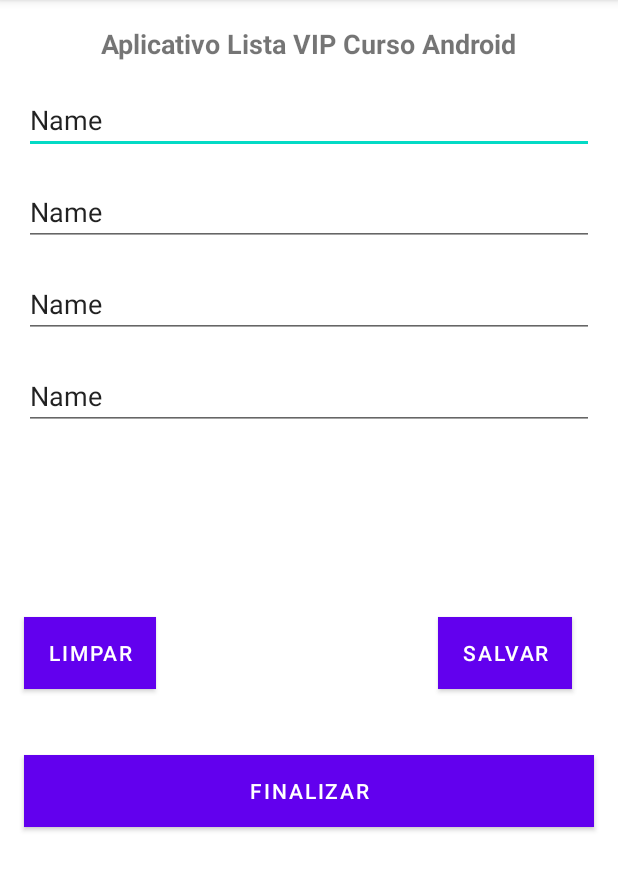
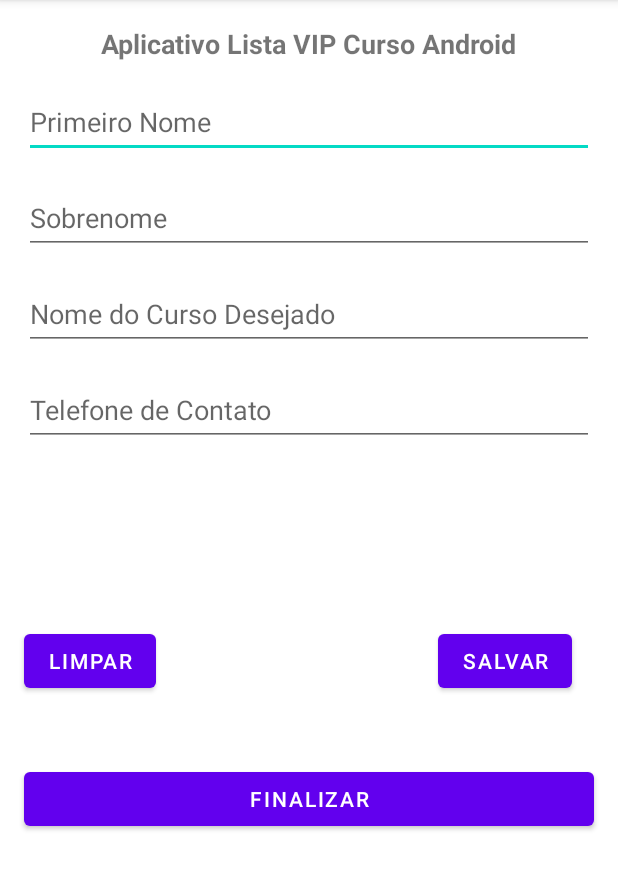
Before and after one commit to profmaddo/Curso-Desenvolvimento-Android-2023, an Android app: the screen it shows after launch (MainActivity), on a phone screen of 412 x 824 dp, the part 84-975 px from its top. Run offline under Robolectric (Android 15) with nearby library versions, the phone set to English and light mode, and no system bars.

Commit message:
Criar o Layout do Aplicativo Customização

```diff
--- a/AppListaCurso/app/src/main/res/layout/activity_main.xml
+++ b/AppListaCurso/app/src/main/res/layout/activity_main.xml
@@ -7,10 +7,10 @@
     tools:context=".MainActivity">
 
     <TextView
-        android:id="@+id/textView"
+        android:id="@+id/txtTitulo"
         android:layout_width="wrap_content"
         android:layout_height="wrap_content"
-        android:text="Aplicativo Lista VIP Curso Android"
+        android:text="@string/txt_titulo"
         android:textSize="18sp"
         android:textStyle="bold"
         app:layout_constraintBottom_toBottomOf="parent"
@@ -20,40 +20,38 @@
         app:layout_constraintVertical_bias="0.022" />
 
     <EditText
-        android:id="@+id/editTextTextPersonName2"
+        android:id="@+id/editPrimeiroNome"
         android:layout_width="match_parent"
-        android:layout_height="wrap_content"
+        android:layout_height="48dp"
         android:layout_margin="16dp"
         android:ems="10"
-        android:hint="Primeiro Nome"
+        android:hint="@string/txt_hint_edit_primeiro_nome"
         android:inputType="textPersonName"
-        android:text="Name"
         app:layout_constraintEnd_toEndOf="parent"
         app:layout_constraintStart_toStartOf="parent"
-        app:layout_constraintTop_toBottomOf="@+id/textView" />
+        app:layout_constraintTop_toBottomOf="@+id/txtTitulo"
+        android:importantForAutofill="no" />
 
     <EditText
         android:id="@+id/editTextTextPersonName"
         android:layout_width="match_parent"
-        android:layout_height="wrap_content"
+        android:layout_height="48dp"
         android:layout_margin="16dp"
         android:ems="10"
-        android:hint="Sobrenome"
+        android:hint="@string/txt_hint_edit_sobrenome"
         android:inputType="textPersonName"
-        android:text="Name"
         app:layout_constraintEnd_toEndOf="parent"
         app:layout_constraintStart_toStartOf="parent"
-        app:layout_constraintTop_toBottomOf="@+id/editTextTextPersonName2" />
+        app:layout_constraintTop_toBottomOf="@+id/editPrimeiroNome" />
 
     <EditText
-        android:id="@+id/editTextTextPersonName3"
+        android:id="@+id/editSobreNome"
         android:layout_width="match_parent"
-        android:layout_height="wrap_content"
+        android:layout_height="48dp"
         android:layout_margin="16dp"
         android:ems="10"
-        android:hint="Nome do Curso Desejado"
+        android:hint="@string/txt_hint_edit_nome_do_curso"
         android:inputType="textPersonName"
-        android:text="Name"
         app:layout_constraintEnd_toEndOf="parent"
         app:layout_constraintStart_toStartOf="parent"
         app:layout_constraintTop_toBottomOf="@+id/editTextTextPersonName" />
@@ -61,50 +59,46 @@
     <EditText
         android:id="@+id/editTextTextPersonName4"
         android:layout_width="match_parent"
-        android:layout_height="wrap_content"
+        android:layout_height="48dp"
         android:layout_margin="16dp"
         android:ems="10"
-        android:hint="Telefone de Contato"
+        android:hint="@string/txt_hint_edit_telefone_contato"
         android:inputType="textPersonName"
-        android:text="Name"
         app:layout_constraintEnd_toEndOf="parent"
         app:layout_constraintStart_toStartOf="parent"
-        app:layout_constraintTop_toBottomOf="@+id/editTextTextPersonName3" />
+        app:layout_constraintTop_toBottomOf="@+id/editSobreNome" />
 
     <Button
-        android:id="@+id/button"
+        android:id="@+id/btnLimpar"
         android:layout_width="wrap_content"
         android:layout_height="wrap_content"
         android:layout_marginStart="16dp"
         android:layout_marginBottom="44dp"
-        android:background="@color/corBotoes"
-        android:text="LIMPAR"
-        app:layout_constraintBottom_toTopOf="@+id/button3"
+        android:text="@string/txt_button_limpar"
+        app:layout_constraintBottom_toTopOf="@+id/btnFinalizar"
         app:layout_constraintStart_toStartOf="parent"
         app:layout_constraintTop_toBottomOf="@+id/editTextTextPersonName4"
         app:layout_constraintVertical_bias="1.0" />
 
     <Button
-        android:id="@+id/button2"
+        android:id="@+id/btnSalvar"
         android:layout_width="wrap_content"
         android:layout_height="wrap_content"
         android:layout_marginStart="188dp"
         android:layout_marginBottom="44dp"
-        android:background="@color/corBotoes"
-        android:text="SALVAR"
-        app:layout_constraintBottom_toTopOf="@+id/button3"
-        app:layout_constraintStart_toEndOf="@+id/button"
+        android:text="@string/txt_button_salvar"
+        app:layout_constraintBottom_toTopOf="@+id/btnFinalizar"
+        app:layout_constraintStart_toEndOf="@+id/btnLimpar"
         app:layout_constraintTop_toBottomOf="@+id/editTextTextPersonName4"
         app:layout_constraintVertical_bias="1.0" />
 
     <Button
-        android:id="@+id/button3"
+        android:id="@+id/btnFinalizar"
         android:layout_width="match_parent"
         android:layout_height="wrap_content"
         android:layout_margin="16dp"
         android:layout_marginBottom="280dp"
-        android:background="@color/corBotoes"
-        android:text="FINALIZAR"
+        android:text="@string/txt_button_finalizar"
         app:layout_constraintBottom_toBottomOf="parent"
         app:layout_constraintEnd_toEndOf="parent"
         app:layout_constraintHorizontal_bias="0.187"
--- a/AppListaCurso/app/src/main/res/values/strings.xml
+++ b/AppListaCurso/app/src/main/res/values/strings.xml
@@ -1,3 +1,11 @@
 <resources>
     <string name="app_name">AppListaCurso</string>
+    <string name="txt_titulo">Aplicativo Lista VIP Curso Android</string>
+    <string name="txt_hint_edit_primeiro_nome">Primeiro Nome</string>
+    <string name="txt_hint_edit_sobrenome">Sobrenome</string>
+    <string name="txt_hint_edit_nome_do_curso">Nome do Curso Desejado</string>
+    <string name="txt_hint_edit_telefone_contato">Telefone de Contato</string>
+    <string name="txt_button_limpar">LIMPAR</string>
+    <string name="txt_button_salvar">SALVAR</string>
+    <string name="txt_button_finalizar">FINALIZAR</string>
 </resources>
```
